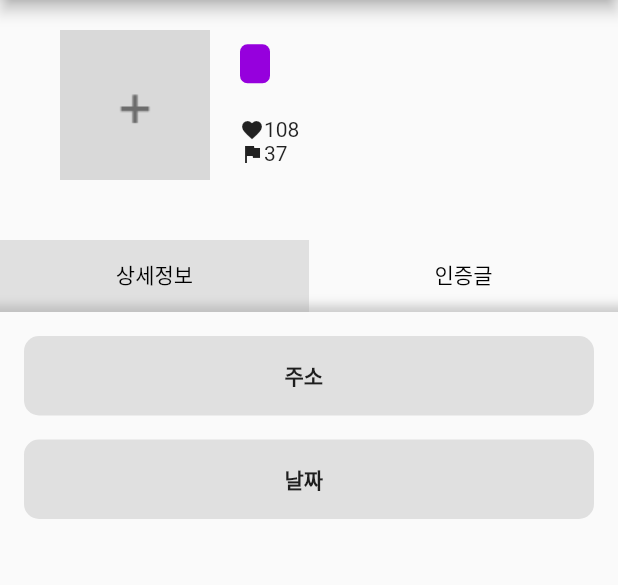
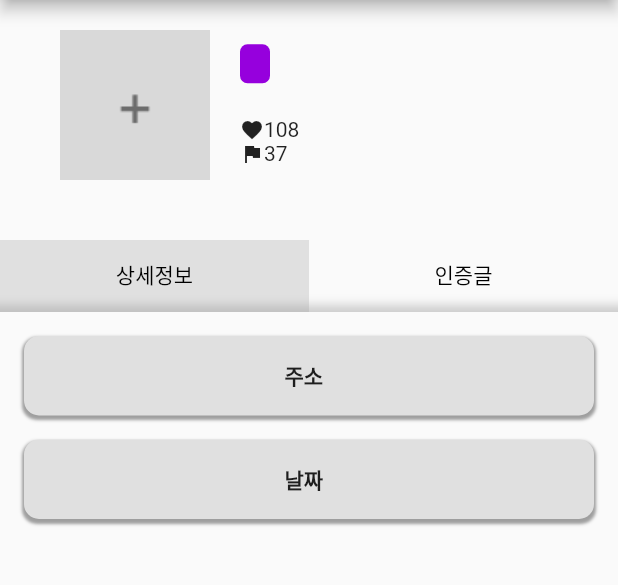
Before and after one commit to hiyoojeong/artist-tour-client, a Flutter app: the Place screen opened directly with empty values, on a phone screen of 412 x 824 dp, the part 90-675 px from its top. Run offline on Flutter 3.47's test engine with Material 2 defaults, Android fonts, the light colour scheme and no system bars; our stand-ins replace fluttertoast, geolocator, google_maps_flutter, shared_preferences; accounts and stored records are empty; network calls fail.

Commit message:
Refactor: 반복적인 컨테이너 위젯화

```diff
--- a/lib/constants/Constants.dart
+++ b/lib/constants/Constants.dart
@@ -1,4 +1,21 @@
+import 'package:flutter/cupertino.dart';
+import 'package:flutter/material.dart';
+
 class Constants {
+  // 아이콘 크기 설정
   static const double iconSize = 16.0;
+
+  // 간격 설정
   static const double IntervalHeight = 10.0;
+
+  // BoxShadow 설정
+  static const double BoxShadowColorWithOpacity = 1.0;
+  static const double BoxShadowSpreadRadius = 1.0;
+  static const double BoxShadowBlurRadius = 1.0;
+  static const double BoxShadowOffset_1 = 0.0;
+  static const double BoxShadowOffset_2 = 2.0;
+
+  // 색깔 설정
+  static const dynamic DeepGray = 0xffE0E0E0;
+  static const dynamic LightGray = 0xffF1F1F1;
 }
--- a/lib/main.dart
+++ b/lib/main.dart
@@ -1,9 +1,9 @@
-
-
 import 'package:client/loading/Loading.dart';
 import 'package:client/place/Place.dart';
 import 'package:client/footprint/Footprint_List.dart';
 import 'package:flutter/material.dart';
+
+import 'footprint/Footprint.dart';
 
 void main() {
   runApp(const MyApp());
--- a/lib/place/Place_Content.dart
+++ b/lib/place/Place_Content.dart
@@ -1,12 +1,19 @@
+import 'package:client/constants/Constants.dart';
 import 'package:flutter/cupertino.dart';
 import 'package:flutter/material.dart';
 
 class Place_Content extends StatefulWidget {
-  const Place_Content({Key? key, required this.address, required this.date, required this.content}) : super(key: key);
+  const Place_Content(
+      {Key? key,
+      required this.address,
+      required this.date,
+      required this.content})
+      : super(key: key);
 
   final String address;
   final String date;
   final String content;
+
   @override
   State<Place_Content> createState() => _Place_ContentState();
 }
@@ -21,47 +28,12 @@ class _Place_ContentState extends State<Place_Content> {
             padding: EdgeInsets.all(16),
             child: Column(
               children: [
-
+                informationWidget("주소", widget.address),
+                SizedBox(height: 16),
+                informationWidget("날짜", widget.date),
                 Container(
-                  padding: EdgeInsets.only(top: 16, bottom: 16),
-                  decoration: BoxDecoration(
-                    color: Color(0xffE0E0E0),
-                    borderRadius: BorderRadius.circular(10.0),
-                  ),
-                  child: Row(
-                    mainAxisAlignment: MainAxisAlignment.center,
-                    children: [
-                      Text(
-                        "주소  ",
-                        style: TextStyle(fontWeight: FontWeight.w900),
-                      ),
-                      Text(widget.address),
-                    ],
-                  ),
-                ),
-
-                SizedBox(height: 16),
-
-                Container(
-                  padding: EdgeInsets.only(top: 16, bottom: 16),
-                  decoration: BoxDecoration(
-                    color: Color(0xffE0E0E0),
-                    borderRadius: BorderRadius.circular(10.0),
-                  ),
-                  child: Row(
-                    mainAxisAlignment: MainAxisAlignment.center,
-                    children: [
-                      Text(
-                        "날짜  ",
-                        style: TextStyle(fontWeight: FontWeight.w900),
-                      ),
-                      Text(widget.date),
-                    ],
-                  ),
-                ),
-
-                Container(
-                  padding: EdgeInsets.only(top: 16, bottom: 16, left: 10, right: 10),
+                  padding:
+                      EdgeInsets.only(top: 16, bottom: 16, left: 10, right: 10),
                   child: Text(widget.content),
                 )
               ],
@@ -71,4 +43,36 @@ class _Place_ContentState extends State<Place_Content> {
       ),
     );
   }
+
+  Widget informationWidget(String title, String content) {
+    return Container(
+      padding: EdgeInsets.only(top: 16, bottom: 16),
+      decoration: BoxDecoration(
+        color: Color(Constants.DeepGray),
+        borderRadius: BorderRadius.circular(10.0),
+        boxShadow: [
+          BoxShadow(
+            color: Colors.grey
+                .withOpacity(Constants.BoxShadowColorWithOpacity),
+            spreadRadius: Constants.BoxShadowSpreadRadius,
+            blurRadius: Constants.BoxShadowBlurRadius,
+            offset: Offset(
+                Constants.BoxShadowOffset_1,
+                Constants
+                    .BoxShadowOffset_2), // changes position of shadow
+          ),
+        ],
+      ),
+      child: Row(
+        mainAxisAlignment: MainAxisAlignment.center,
+        children: [
+          Text(
+            "${title}  ",
+            style: TextStyle(fontWeight: FontWeight.w900),
+          ),
+          Text(content),
+        ],
+      ),
+    );
+  }
 }
```
Also changed, not shown: lib/footprint/Footprint_List.dart (+30 -4 lines).
